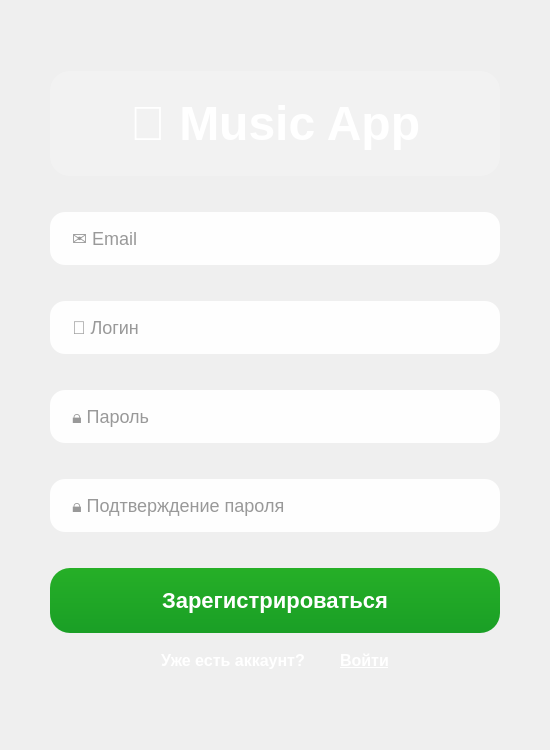
First picture: the form in app/ui/auth.ui, repository vasilisqq/music_app, before the edit.
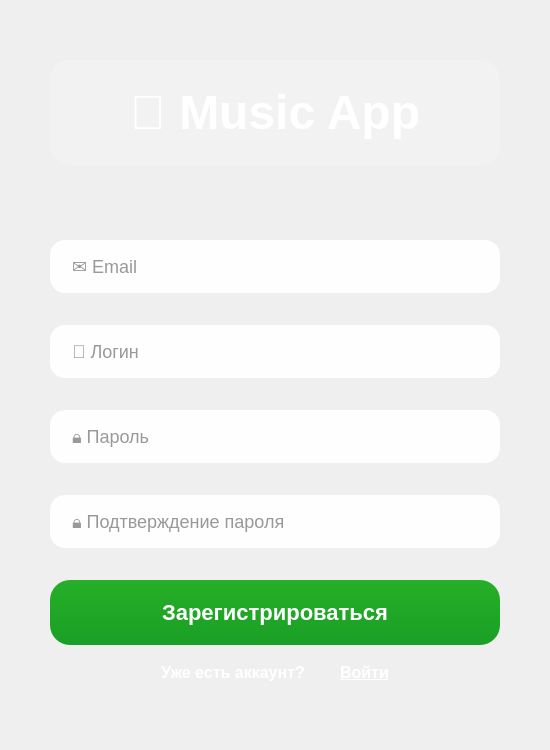
Second picture: the form after the edit.

Diff of the .ui file:
```diff
--- a/app/ui/auth.ui
+++ b/app/ui/auth.ui
@@ -89,6 +89,12 @@
   font-weight: 500;
   padding: 0 10px;
 }
+QLabel{
+  color: red; 
+  font-size: 16px; 
+  font-weight: 500;
+  padding: 0 10px;
+}
 
 /* Контейнеры */
 QWidget#widget, QWidget#widget_2 {
@@ -126,7 +132,7 @@
       <widget class="QWidget" name="regPage">
        <layout class="QVBoxLayout" name="verticalLayout_auth">
         <property name="spacing">
-         <number>25</number>
+         <number>7</number>
         </property>
         <property name="leftMargin">
          <number>50</number>
@@ -169,6 +175,19 @@
           </property>
          </widget>
         </item>
+        <item>
+         <spacer name="verticalSpacer">
+          <property name="orientation">
+           <enum>Qt::Orientation::Vertical</enum>
+          </property>
+          <property name="sizeHint" stdset="0">
+           <size>
+            <width>20</width>
+            <height>40</height>
+           </size>
+          </property>
+         </spacer>
+        </item>
         <item>
          <widget class="QLineEdit" name="emailInput">
           <property name="placeholderText">
@@ -176,6 +195,13 @@
           </property>
          </widget>
         </item>
+        <item>
+         <widget class="QLabel" name="emailErrors">
+          <property name="text">
+           <string/>
+          </property>
+         </widget>
+        </item>
         <item>
          <widget class="QLineEdit" name="usernameInput">
           <property name="placeholderText">
@@ -183,6 +209,13 @@
           </property>
          </widget>
         </item>
+        <item>
+         <widget class="QLabel" name="LoginErrors">
+          <property name="text">
+           <string/>
+          </property>
+         </widget>
+        </item>
         <item>
          <widget class="QLineEdit" name="passwordInput">
           <property name="echoMode">
@@ -193,6 +226,13 @@
           </property>
          </widget>
         </item>
+        <item>
+         <widget class="QLabel" name="passwordErrors">
+          <property name="text">
+           <string/>
+          </property>
+         </widget>
+        </item>
         <item>
          <widget class="QLineEdit" name="passwordConfirmInput">
           <property name="echoMode">
@@ -203,6 +243,13 @@
           </property>
          </widget>
         </item>
+        <item>
+         <widget class="QLabel" name="passwordConfirmErrors">
+          <property name="text">
+           <string/>
+          </property>
+         </widget>
+        </item>
         <item>
          <layout class="QVBoxLayout" name="verticalLayout_3">
           <property name="spacing">
```
